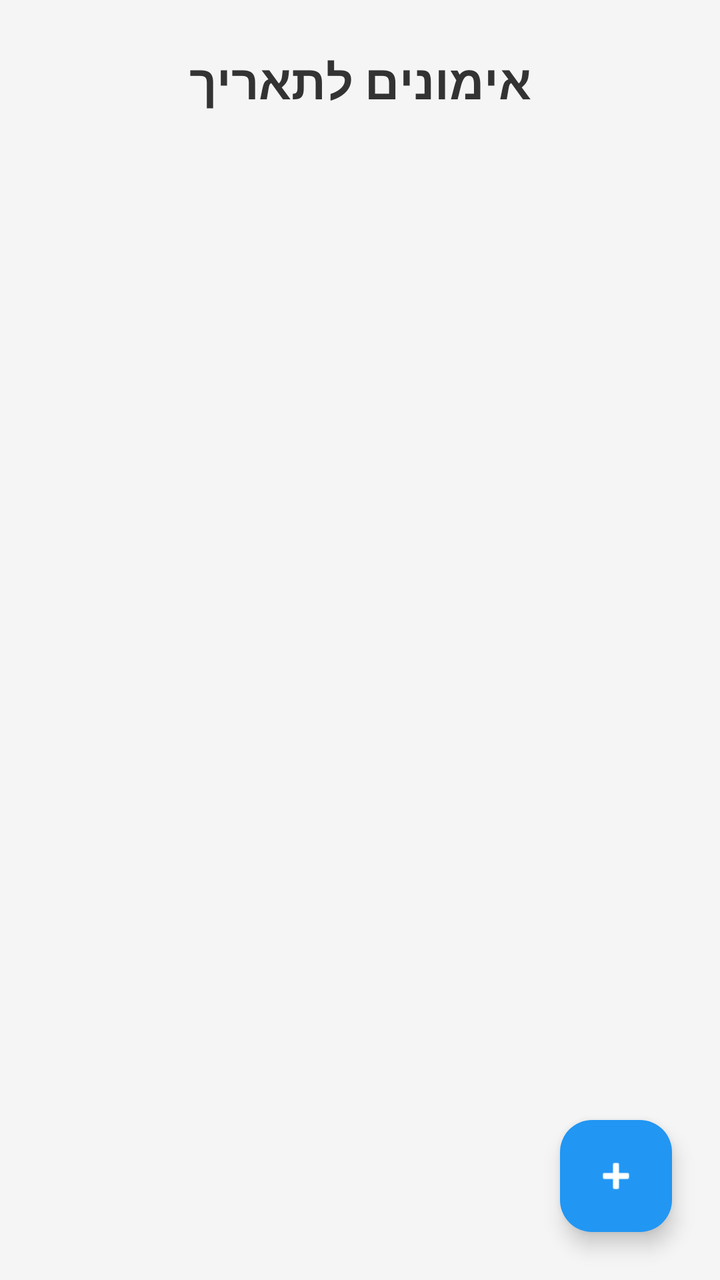
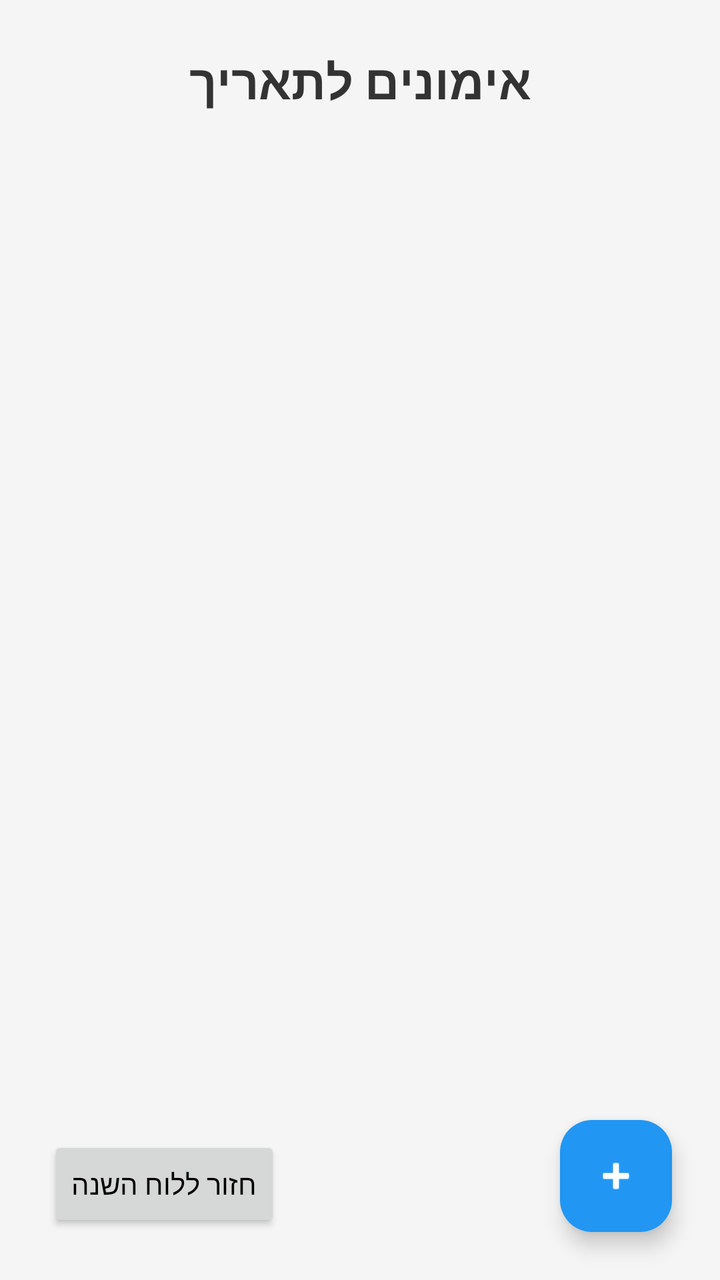

Screens rendered from an Android XML layout before and after an edit, with the pre-edit source and the edit as a unified diff.
<!-- AndroidManifest.xml: application theme Theme.Gym_calender10 -->
<!-- res/layout/activity_plan_day.xml -->
<?xml version="1.0" encoding="utf-8"?>
<androidx.constraintlayout.widget.ConstraintLayout xmlns:android="http://schemas.android.com/apk/res/android"
    xmlns:app="http://schemas.android.com/apk/res-auto"
    xmlns:tools="http://schemas.android.com/tools"
    android:layout_width="match_parent"
    android:layout_height="match_parent"
    android:background="#F5F5F5"
    tools:context=".Plan_day">

    <TextView
        android:id="@+id/tvDateTitle"
        android:layout_width="wrap_content"
        android:layout_height="wrap_content"
        android:layout_marginTop="24dp"
        android:text="אימונים לתאריך"
        android:textColor="#333333"
        android:textSize="24sp"
        android:textStyle="bold"
        app:layout_constraintEnd_toEndOf="parent"
        app:layout_constraintStart_toStartOf="parent"
        app:layout_constraintTop_toTopOf="parent" />

    <TextView
        android:id="@+id/tvEmptyState"
        android:layout_width="wrap_content"
        android:layout_height="wrap_content"
        android:text="אין אימונים מתוכננים להיום.\nלחץ על ה- + כדי להוסיף!"
        android:textAlignment="center"
        android:textColor="#9E9E9E"
        android:textSize="16sp"
        android:visibility="gone"
        app:layout_constraintBottom_toBottomOf="parent"
        app:layout_constraintEnd_toEndOf="parent"
        app:layout_constraintStart_toStartOf="parent"
        app:layout_constraintTop_toTopOf="parent" />

    <androidx.recyclerview.widget.RecyclerView
        android:id="@+id/rvPlans"
        android:layout_width="match_parent"
        android:layout_height="0dp"
        android:layout_marginTop="16dp"
        android:clipToPadding="false"
        android:paddingBottom="80dp"
        app:layout_constraintBottom_toBottomOf="parent"
        app:layout_constraintTop_toBottomOf="@id/tvDateTitle" />

    <com.google.android.material.floatingactionbutton.FloatingActionButton
        android:id="@+id/fabAddPlan"
        android:layout_width="wrap_content"
        android:layout_height="wrap_content"
        android:layout_margin="24dp"
        android:src="@android:drawable/ic_input_add"
        app:backgroundTint="#2196F3"
        app:layout_constraintBottom_toBottomOf="parent"
        app:layout_constraintEnd_toEndOf="parent"
        app:tint="#FFFFFF" />

</androidx.constraintlayout.widget.ConstraintLayout>
<!-- resources referenced by this layout -->
<resources>
  <style name="Theme.Gym_calender10" parent="Theme.Material3.Light.NoActionBar">
          <item name="android:colorBackground">#FFFFFF</item>
          <item name="android:textColor">#000000</item>
          <item name="colorPrimary">#2196F3</item>
          <item name="colorPrimaryDark">#1976D2</item>
          <item name="colorAccent">#03A9F4</item>
      </style>
</resources>

<!-- the commit's change to res/layout/activity_plan_day.xml (unified diff, before → after) -->
@@ -55,4 +55,13 @@
         app:layout_constraintEnd_toEndOf="parent"
         app:tint="#FFFFFF" />
 
+    <Button
+        android:id="@+id/btnBackTocalender"
+        android:layout_width="wrap_content"
+        android:layout_height="wrap_content"
+        android:layout_margin="24dp"
+        android:text="חזור ללוח השנה"
+        app:layout_constraintBottom_toBottomOf="parent"
+        app:layout_constraintStart_toStartOf="parent" />
+
 </androidx.constraintlayout.widget.ConstraintLayout>
